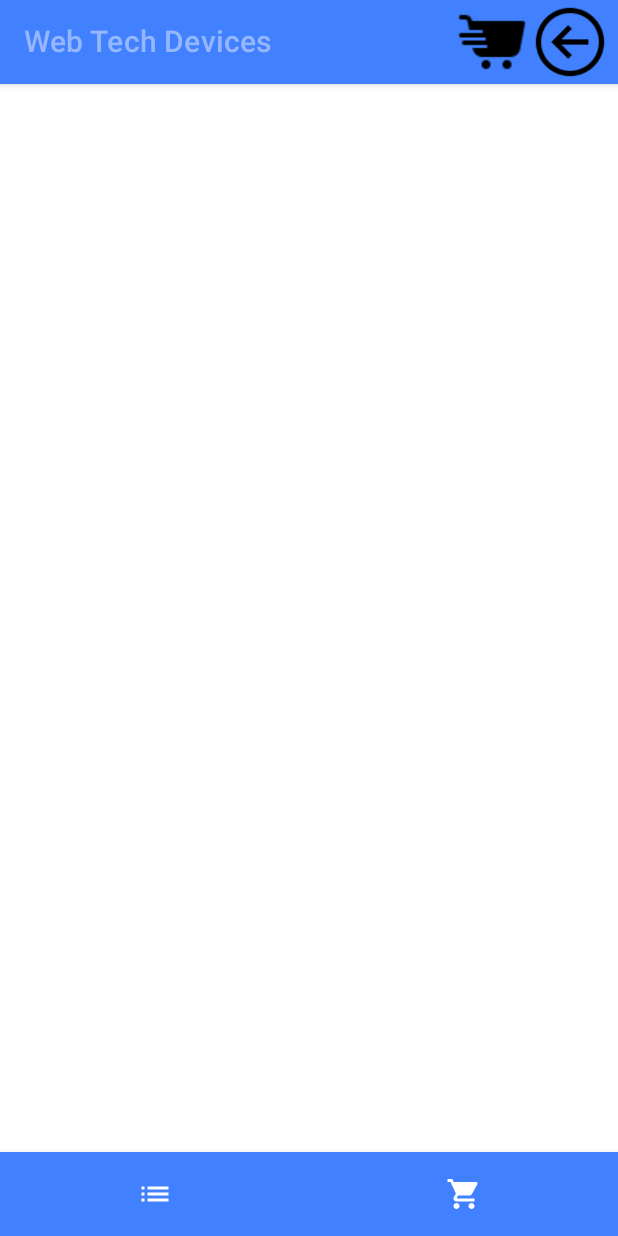
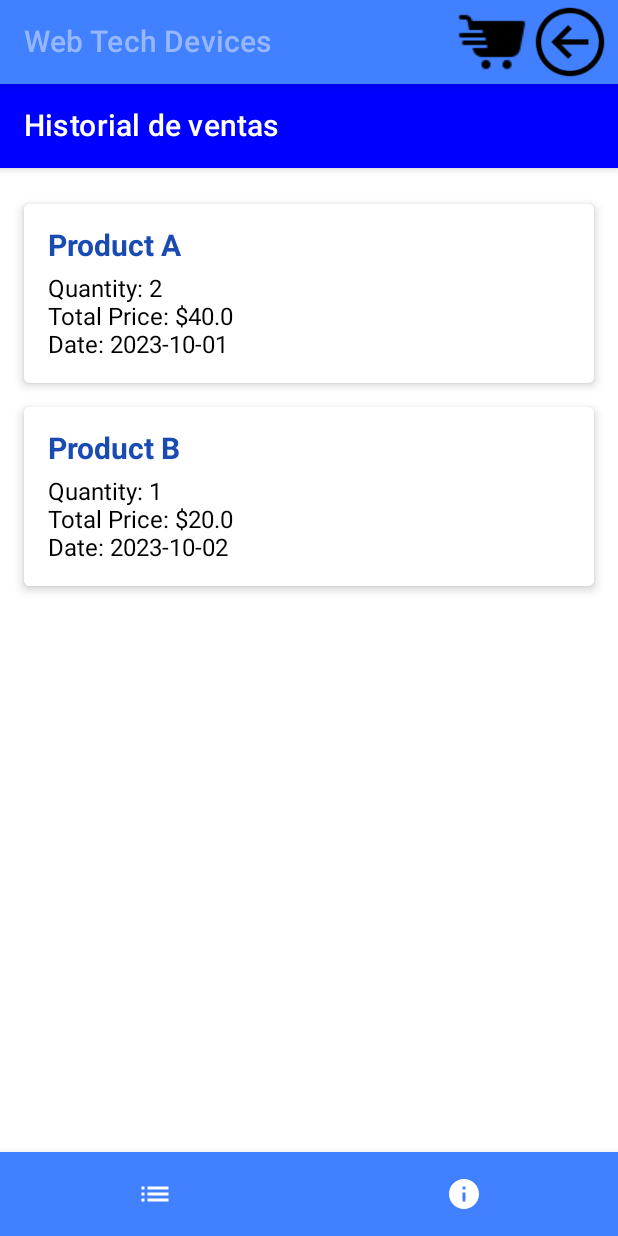
Before and after one commit to FrancoNarvaez/webTechDevices, an Android app built with Jetpack Compose: the ProductsScreen screen opened through its navigation route, item 2 of the bottom bar chosen, on a phone screen of 412 x 824 dp. Run offline under Robolectric (Android 15) with nearby library versions, the phone set to English and light mode, and no system bars.

Commit message:
Agregado de la pantalla de ventas

```diff
--- a/webTechDevices/composeApp/src/androidMain/kotlin/um/edu/ar/ui/AppContent.kt
+++ b/webTechDevices/composeApp/src/androidMain/kotlin/um/edu/ar/ui/AppContent.kt
@@ -1,4 +1,5 @@
 package um.edu.ar.ui
+
 
 import androidx.compose.runtime.Composable
 import androidx.compose.runtime.collectAsState
@@ -32,10 +33,12 @@ import um.edu.ar.ui.register.RegisterScreen
 import um.edu.ar.ui.scaffold.BottomNavigationBar
 import um.edu.ar.ui.scaffold.TopAppBar
 import um.edu.ar.ui.theme.BackgroundColorBlue
+import um.edu.ar.ui.ventas.VentasViewScreen
 import um.edu.ar.viewmodels.CartViewModel
 import um.edu.ar.viewmodels.LoginViewModel
 import um.edu.ar.viewmodels.ProductViewModel
 import um.edu.ar.viewmodels.RegisterViewModel
+import um.edu.ar.viewmodels.VentasViewModel
 
 @Composable
 fun AppContent() {
@@ -44,13 +47,15 @@ fun AppContent() {
     val productViewModel: ProductViewModel = viewModel()
     val cartViewModel: CartViewModel = viewModel()
     val registerViewModel: RegisterViewModel = viewModel()
+    val ventasViewModel: VentasViewModel = viewModel()
 
     MainScreen(
         navController = navController,
         loginViewModel = loginViewModel,
         productViewModel = productViewModel,
         cartViewModel = cartViewModel,
-        registerViewModel = registerViewModel
+        registerViewModel = registerViewModel,
+        ventasViewModel = ventasViewModel
     )
 }
 
@@ -60,12 +65,23 @@ fun MainScreen(
     loginViewModel: LoginViewModel,
     productViewModel: ProductViewModel,
     cartViewModel: CartViewModel,
-    registerViewModel: RegisterViewModel
+    registerViewModel: RegisterViewModel,
+    ventasViewModel: VentasViewModel
 ) {
     NavigationEffects(loginViewModel, productViewModel, navController)
     val navBackStackEntry by navController.currentBackStackEntryAsState()
     val currentRoute = navBackStackEntry?.destination?.route
 
+    if (currentRoute == "login") {
+        NavigationHost(
+            navController = navController,
+            loginViewModel = loginViewModel,
+            productViewModel = productViewModel,
+            cartViewModel = cartViewModel,
+            registerViewModel = registerViewModel,
+            ventasViewModel = ventasViewModel
+        )
+    } else {
         Scaffold(
             topBar = { TopAppBar(productViewModel, cartViewModel) },
             bottomBar = { BottomNavigationBar(currentRoute) { route -> navController.navigate(route) } }
@@ -76,7 +92,8 @@ fun MainScreen(
                     loginViewModel = loginViewModel,
                     productViewModel = productViewModel,
                     cartViewModel = cartViewModel,
-                registerViewModel = registerViewModel
+                    registerViewModel = registerViewModel,
+                    ventasViewModel = ventasViewModel
                 )
 
                 val isCartVisible by cartViewModel.isCartVisible.collectAsState()
@@ -99,6 +116,7 @@ fun MainScreen(
             }
         }
     }
+}
 
 @Composable
 fun NavigationHost(
@@ -106,13 +124,14 @@ fun NavigationHost(
     loginViewModel: LoginViewModel,
     productViewModel: ProductViewModel,
     cartViewModel: CartViewModel,
-    registerViewModel: RegisterViewModel
+    registerViewModel: RegisterViewModel,
+    ventasViewModel: VentasViewModel
 ) {
     NavHost(navController, startDestination = "login") {
         composable("login") {
             LoginScreen(loginViewModel, onNavigateToRegister = { navController.navigate("register") })
         }
-        composable("products") {
+        composable("ProductListView") {
             ProductsScreen(productViewModel)
         }
         composable("customizeProduct") {
@@ -124,9 +143,9 @@ fun NavigationHost(
                     selectedCustomizations = productViewModel.selectedCustomizations.collectAsState().value,
                     onCustomizationChange = productViewModel::onCustomizationChange,
                     selectedAddons = productViewModel.selectedAddons.collectAsState().value,
-                    onAddonToggle = productViewModel::onAddonToggle,
-                    onPurchaseClick = { /* Handle purchase click */ },
-                    onAddClick = { /* Handle add to cart click */ },
+                    onAddonToggle = { addon -> productViewModel.onAddonToggle(addon) },
+                    onPurchaseClick = { productViewModel.onPurchaseClick(cartViewModel) },
+                    onAddClick = { productViewModel.onAddClick(cartViewModel) },
                     onCancelClick = productViewModel::onCancelCustomization
                 )
             }
@@ -134,9 +153,11 @@ fun NavigationHost(
         composable("register") {
             RegisterScreen(registerViewModel, onNavigateToLogin = { navController.navigate("login") })
         }
+        composable("VentasView") {
+            VentasViewScreen(ventasViewModel)
         }
     }
-
+}
 @Composable
 fun NavigationEffects(
     loginViewModel: LoginViewModel, productViewModel: ProductViewModel, navController: NavController
@@ -156,10 +177,10 @@ fun NavigationEffects(
     LaunchedEffect(productState) {
         snapshotFlow { productState }.collect { state ->
             if (state == "CustomizeProductView") {
-                navController.navigate("CustomizeProductView")
+                navController.navigate("customizeProduct")
             } else if (state == "ProductListView") {
                 navController.navigate("ProductListView") {
-                    popUpTo("CustomizeProductView") { inclusive = true }
+                    popUpTo("customizeProduct") { inclusive = true }
                 }
             }
         }
--- a/webTechDevices/composeApp/src/androidMain/kotlin/um/edu/ar/utilidadFN/ImageLoader.android.kt
+++ b/webTechDevices/composeApp/src/androidMain/kotlin/um/edu/ar/utilidadFN/ImageLoader.android.kt
@@ -12,6 +12,7 @@ actual fun loadImage(resourceName: String): Painter {
         "icons8_close_window_48" -> R.drawable.cross
         "icons8_logo_app" -> R.drawable.logoappremove3
         "icons8_back_arrow_48" -> R.drawable.icons8_back_96
+        "icons8_bill_96" -> R.drawable.icons8_bill_96
         else -> throw IllegalArgumentException("Unknown resource name")
     }
     return painterResource(id = resourceId)
--- a/webTechDevices/composeApp/src/commonMain/kotlin/um/edu/ar/clases/DevicesModel.kt
+++ b/webTechDevices/composeApp/src/commonMain/kotlin/um/edu/ar/clases/DevicesModel.kt
@@ -45,5 +45,15 @@ data class CartItem(
     val id: Int,
     val name: String,
     val price: Double,
-    val quantity: Int
+    val quantity: Int,
+    val customizations: Map<String, OpcionPersonalizacion>,
+    val addons: List<Adicional>
 )
+
+data class VentasItems(
+    val id: Int,
+    val productName: String,
+    val quantity: Int,
+    val totalPrice: Double,
+    val date: String
+)
--- a/webTechDevices/composeApp/src/commonMain/kotlin/um/edu/ar/ui/product/ProductsView.kt
+++ b/webTechDevices/composeApp/src/commonMain/kotlin/um/edu/ar/ui/product/ProductsView.kt
@@ -46,7 +46,7 @@ fun ProductsScreen(viewModel: ProductViewModel) {
 }
 
 @Composable
-fun ProductListView(products: List<Device>, onSelectProduct: (Device) -> Unit) {
+fun ProductListView(products: List<Device>, onProductSelected: (Device) -> Unit) {
     LazyColumn {
         items(products.size) { index ->
             val product = products[index]
@@ -55,7 +55,7 @@ fun ProductListView(products: List<Device>, onSelectProduct: (Device) -> Unit) {
                     Text(text = product.nombre, style = MaterialTheme.typography.h6)
                     Text(text = product.descripcion, style = MaterialTheme.typography.body2)
                     Text(text = "Precio base: ${product.precioBase} ${product.moneda}")
-                    Button(onClick = { onSelectProduct(product) }, colors = ButtonDefaults.buttonColors(backgroundColor = BackgroundColorBlue)) {
+                    Button(onClick = { onProductSelected(product) }, colors = ButtonDefaults.buttonColors(backgroundColor = BackgroundColorBlue)) {
                         Text("Seleccionar")
                     }
                 }
--- a/webTechDevices/composeApp/src/commonMain/kotlin/um/edu/ar/ui/scaffold/Scaffold.kt
+++ b/webTechDevices/composeApp/src/commonMain/kotlin/um/edu/ar/ui/scaffold/Scaffold.kt
@@ -9,6 +9,8 @@ import androidx.compose.material.Text
 import androidx.compose.material.TopAppBar
 import androidx.compose.material.icons.Icons
 import androidx.compose.material.icons.automirrored.filled.List
+import androidx.compose.material.icons.filled.AccountBox
+import androidx.compose.material.icons.filled.Info
 import androidx.compose.material.icons.filled.ShoppingCart
 import androidx.compose.runtime.Composable
 import androidx.compose.ui.graphics.Color
@@ -54,9 +56,9 @@ fun BottomNavigationBar(currentRoute: String?, navigate: (String) -> Unit) {
             unselectedContentColor = Color.White
         )
         BottomNavigationItem(
-            icon = { Icon(Icons.Filled.ShoppingCart, contentDescription = "Sales") },
-            selected = currentRoute == "SalesView",
-            onClick = { navigate("SalesView") },
+            icon = { Icon(Icons.Default.Info, contentDescription = "Bill") },
+            selected = currentRoute == "VentasView",
+            onClick = { navigate("VentasView") },
             selectedContentColor = Color.White,
             unselectedContentColor = Color.White
         )
--- /dev/null
+++ b/webTechDevices/composeApp/src/commonMain/kotlin/um/edu/ar/ui/ventas/VentasViewScreen.kt
@@ -0,0 +1,73 @@
+package um.edu.ar.ui.ventas
+
+import androidx.compose.foundation.background
+import androidx.compose.foundation.layout.*
+import androidx.compose.foundation.lazy.LazyColumn
+import androidx.compose.foundation.lazy.items
+import androidx.compose.material.*
+import androidx.compose.runtime.Composable
+import androidx.compose.runtime.collectAsState
+import androidx.compose.runtime.remember
+import androidx.compose.ui.Modifier
+import androidx.compose.ui.graphics.Color
+import androidx.compose.ui.text.font.FontWeight
+import androidx.compose.ui.unit.dp
+import androidx.compose.ui.unit.sp
+import um.edu.ar.clases.VentasItems
+import um.edu.ar.ui.theme.DarkBlue
+import um.edu.ar.viewmodels.VentasViewModel
+
+@Composable
+fun VentasViewScreen(ventasViewModel: VentasViewModel) {
+    val sales = ventasViewModel.sales.collectAsState().value
+
+    // Fetch sales history when the composable is first displayed
+    remember { ventasViewModel.fetchSalesHistory() }
+
+    Scaffold(
+        topBar = {
+            TopAppBar(
+                title = { Text("Historial de ventas", color = Color.White) },
+                backgroundColor = Color.Blue
+            )
+        },
+        content = {
+            LazyColumn(
+                modifier = Modifier
+                    .fillMaxSize()
+                    .padding(16.dp)
+            ) {
+                items(sales) { sale: VentasItems ->
+                    VentasItemsView(sale)
+                }
+            }
+        }
+    )
+}
+
+@Composable
+fun VentasItemsView(sale: VentasItems) {
+    Card(
+        modifier = Modifier
+            .fillMaxWidth()
+            .padding(vertical = 8.dp),
+        elevation = 4.dp
+    ) {
+        Column(
+            modifier = Modifier
+                .background(Color.White)
+                .padding(16.dp)
+        ) {
+            Text(
+                text = sale.productName,
+                fontSize = 20.sp,
+                fontWeight = FontWeight.Bold,
+                color = Color(DarkBlue.value)
+            )
+            Spacer(modifier = Modifier.height(8.dp))
+            Text(text = "Quantity: ${sale.quantity}", fontSize = 16.sp)
+            Text(text = "Total Price: $${sale.totalPrice}", fontSize = 16.sp)
+            Text(text = "Date: ${sale.date}", fontSize = 16.sp)
+        }
+    }
+}
--- /dev/null
+++ b/webTechDevices/composeApp/src/commonMain/kotlin/um/edu/ar/utilidadFN/NetworkUtils.kt
@@ -0,0 +1,17 @@
+package um.edu.ar.utilidadFN
+
+import kotlinx.coroutines.delay
+import um.edu.ar.clases.Adicional
+import um.edu.ar.clases.Device
+import um.edu.ar.clases.OpcionPersonalizacion
+
+suspend fun sendPurchaseRequest(
+    product: Device?,
+    customizations: Map<String, OpcionPersonalizacion>,
+    addons: List<Adicional>
+) {
+    // Simulate network delay
+    delay(2000)
+    // Simulate a successful request
+    println("Purchase request sent for product: ${product?.nombre}")
+}
--- a/webTechDevices/composeApp/src/commonMain/kotlin/um/edu/ar/viewmodels/ProductViewModel.kt
+++ b/webTechDevices/composeApp/src/commonMain/kotlin/um/edu/ar/viewmodels/ProductViewModel.kt
@@ -6,6 +6,12 @@ import um.edu.ar.clases.Adicional
 import um.edu.ar.clases.Device
 import um.edu.ar.clases.OpcionPersonalizacion
 import androidx.lifecycle.ViewModel
+import androidx.lifecycle.viewModelScope
+import kotlinx.coroutines.launch
+import um.edu.ar.clases.Caracteristica
+import um.edu.ar.clases.CartItem
+import um.edu.ar.clases.Personalizacion
+import um.edu.ar.utilidadFN.sendPurchaseRequest
 
 class ProductViewModel : ViewModel() {
     private val _products = MutableStateFlow<List<Device>>(emptyList())
@@ -29,10 +35,130 @@ class ProductViewModel : ViewModel() {
     private val _finalPrice = MutableStateFlow(0.0)
     val finalPrice: StateFlow<Double> = _finalPrice
 
+    init {
+        loadProducts()
+    }
+
     fun loadProducts() {
         _isLoading.value = true
         _products.value = listOf(
             // Add your products here
+            Device(
+                id = 1,
+                codigo = "TEST123",
+                nombre = "Test Device 1",
+                descripcion = "This is a test device 1",
+                precioBase = 100.0,
+                caracteristicas = listOf(
+                    Caracteristica(
+                        id = 1,
+                        nombre = "Screen Size",
+                        descripcion = "5.5 inches"
+                    )
+                ),
+                personalizaciones = listOf(
+                    Personalizacion(
+                        id = 1,
+                        nombre = "Color",
+                        descripcion = "Choose a color",
+                        opciones = listOf(
+                            OpcionPersonalizacion(id = 1, codigo = "ASF87AS4", nombre = "Red", descripcion = "Red color", precioAdicional = 10.0),
+                            OpcionPersonalizacion(id = 2, codigo = "BDF98DF5", nombre = "Blue", descripcion = "Blue color", precioAdicional = 15.0)                        )
+                    )
+                ),
+                adicionales = listOf(
+                    Adicional(id = 1, nombre = "Extra Battery", descripcion = "Extra battery pack", precio = 20.0, precioGratis = -1.0),
+                    Adicional(id = 2, nombre = "Screen Protector", descripcion = "Screen protector", precio = 5.0, precioGratis = 199.99)
+                ),
+                moneda = "USD"
+            ),
+            Device(
+                id = 2,
+                codigo = "TEST124",
+                nombre = "Test Device 2",
+                descripcion = "This is a test device 2",
+                precioBase = 200.0,
+                caracteristicas = listOf(
+                    Caracteristica(
+                        id = 2,
+                        nombre = "Battery Life",
+                        descripcion = "10 hours"
+                    )
+                ),
+                personalizaciones = listOf(
+                    Personalizacion(
+                        id = 2,
+                        nombre = "Storage",
+                        descripcion = "Choose storage size",
+                        opciones = listOf(
+                            OpcionPersonalizacion(id = 3, codigo = "CDF09GH6", nombre = "64GB", descripcion = "64GB storage", precioAdicional = 20.0),
+                            OpcionPersonalizacion(id = 4, codigo = "EDF10IJ7", nombre = "128GB", descripcion = "128GB storage", precioAdicional = 40.0)                        )
+                    )
+                ),
+                adicionales = listOf(
+                    Adicional(id = 3, nombre = "Wireless Charger", descripcion = "Wireless charger", precio = 30.0, precioGratis = -1.0),
+                    Adicional(id = 4, nombre = "Case", descripcion = "Protective case", precio = 10.0, precioGratis = 199.99)
+                ),
+                moneda = "USD"
+            ),
+            Device(
+                id = 3,
+                codigo = "TEST125",
+                nombre = "Test Device 3",
+                descripcion = "This is a test device 3",
+                precioBase = 300.0,
+                caracteristicas = listOf(
+                    Caracteristica(
+                        id = 3,
+                        nombre = "Camera",
+                        descripcion = "12MP"
+                    )
+                ),
+                personalizaciones = listOf(
+                    Personalizacion(
+                        id = 3,
+                        nombre = "Color",
+                        descripcion = "Choose a color",
+                        opciones = listOf(
+                            OpcionPersonalizacion(id = 5, codigo = "FGH11KL8", nombre = "Black", descripcion = "Black color", precioAdicional = 10.0),
+                            OpcionPersonalizacion(id = 6, codigo = "HIJ12MN9", nombre = "White", descripcion = "White color", precioAdicional = 15.0)                        )
+                    )
+                ),
+                adicionales = listOf(
+                    Adicional(id = 5, nombre = "Headphones", descripcion = "Wireless headphones", precio = 50.0, precioGratis = -1.0),
+                    Adicional(id = 6, nombre = "Screen Protector", descripcion = "Screen protector", precio = 5.0, precioGratis = 199.99)
+                ),
+                moneda = "USD"
+            ),
+            Device(
+                id = 4,
+                codigo = "TEST126",
+                nombre = "Test Device 4",
+                descripcion = "This is a test device 4",
+                precioBase = 400.0,
+                caracteristicas = listOf(
+                    Caracteristica(
+                        id = 4,
+                        nombre = "Processor",
+                        descripcion = "Octa-core"
+                    )
+                ),
+                personalizaciones = listOf(
+                    Personalizacion(
+                        id = 4,
+                        nombre = "RAM",
+                        descripcion = "Choose RAM size",
+                        opciones = listOf(
+                            OpcionPersonalizacion(id = 7, codigo = "JKL13OP0", nombre = "4GB", descripcion = "4GB RAM", precioAdicional = 20.0),
+                            OpcionPersonalizacion(id = 8, codigo = "LMN14QR1", nombre = "8GB", descripcion = "8GB RAM", precioAdicional = 40.0)                        )
+                    )
+                ),
+                adicionales = listOf(
+                    Adicional(id = 7, nombre = "Extra Battery", descripcion = "Extra battery pack", precio = 20.0, precioGratis = -1.0),
+                    Adicional(id = 8, nombre = "Case", descripcion = "Protective case", precio = 10.0, precioGratis = 199.99)
+                ),
+                moneda = "USD"
+            )
         )
         _isLoading.value = false
     }
@@ -47,6 +173,34 @@ class ProductViewModel : ViewModel() {
             put(customization, option)
         }
         calculateFinalPrice()
+    }
+
+    fun onPurchaseClick(cartViewModel: CartViewModel) {
+        // Simulate sending a purchase request to the backend
+        _isLoading.value = true
+        // Assuming a suspend function `sendPurchaseRequest` exists
+        viewModelScope.launch {
+            sendPurchaseRequest(
+                product = _selectedProduct.value,
+                customizations = _selectedCustomizations.value,
+                addons = _selectedAddons.value
+            )
+            _isLoading.value = false
+            cartViewModel.buyAllItems()
+        }
+    }
+
+    fun onAddClick(cartViewModel: CartViewModel) {
+        val selectedProduct = _selectedProduct.value ?: return
+        val cartItem = CartItem(
+            id = selectedProduct.id,
+            name = selectedProduct.nombre,
+            price = _finalPrice.value,
+            quantity = 1, // Assuming quantity is 1 for simplicity
+            customizations = _selectedCustomizations.value,
+            addons = _selectedAddons.value
+        )
+        cartViewModel.addItemToCart(cartItem)
     }
 
     fun onAddonToggle(addon: Adicional) {
--- /dev/null
+++ b/webTechDevices/composeApp/src/commonMain/kotlin/um/edu/ar/viewmodels/VentasViewModel.kt
@@ -0,0 +1,29 @@
+package um.edu.ar.viewmodels
+
+import androidx.lifecycle.ViewModel
+import androidx.lifecycle.viewModelScope
+import kotlinx.coroutines.flow.MutableStateFlow
+import kotlinx.coroutines.flow.StateFlow
+import kotlinx.coroutines.launch
+import um.edu.ar.clases.VentasItems
+
+class VentasViewModel : ViewModel() {
+    private val _sales = MutableStateFlow<List<VentasItems>>(emptyList())
+    val sales: StateFlow<List<VentasItems>> = _sales
+
+    fun fetchSalesHistory() {
+        viewModelScope.launch {
+            // Simulate a backend call to fetch sales history
+            val salesHistory = fetchSalesFromBackend()
+            _sales.value = salesHistory
+        }
+    }
+
+    private suspend fun fetchSalesFromBackend(): List<VentasItems> {
+        // Replace with actual backend call
+        return listOf(
+            VentasItems(1, "Product A", 2, 40.0, "2023-10-01"),
+            VentasItems(2, "Product B", 1, 20.0, "2023-10-02")
+        )
+    }
+}
```
Also changed, not shown: webTechDevices/composeApp/src/androidMain/res/drawable/icons8_bill_96.png (added). Lines whose indentation alone changed are shown as unchanged.
